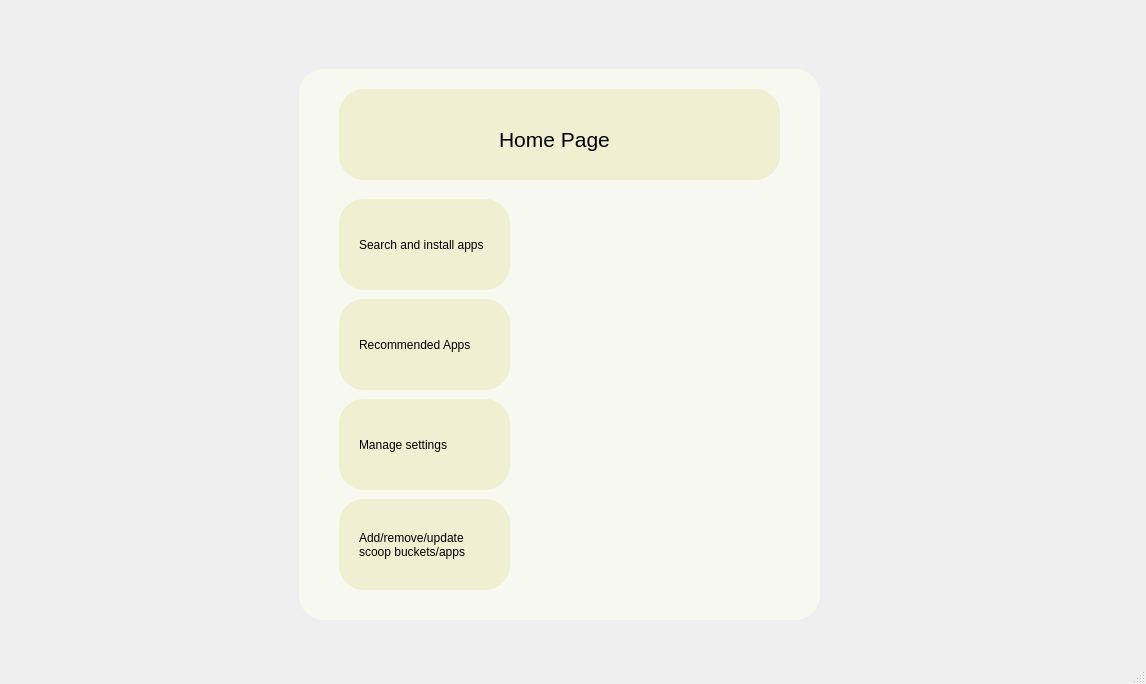
Above: scoopgui.ui from Fluorite-Apps/Fluorite-Store before the change. Below: the same form after it.
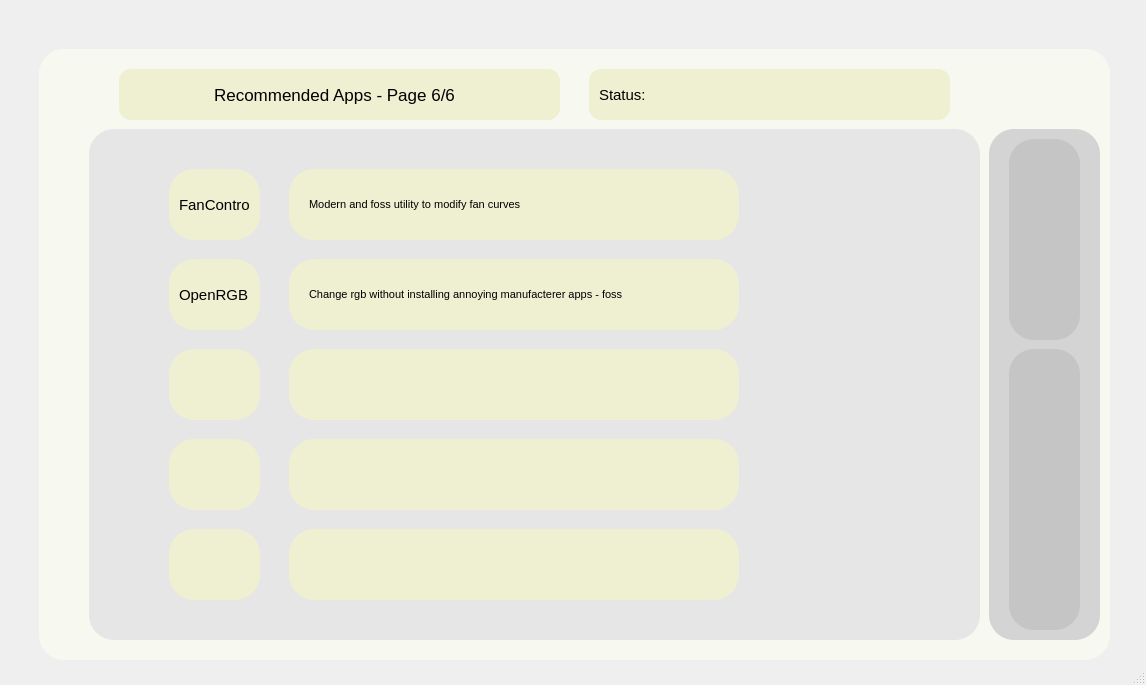
That is the form after the change. The open tabs and pages were chosen to show the change. Icons and pictures are not drawn.

Commit message: starred apps page 6, misc changes

What changed in the file:
```diff
--- a/scoopgui.ui
+++ b/scoopgui.ui
@@ -7,7 +7,7 @@
     <x>0</x>
     <y>0</y>
     <width>1146</width>
-    <height>684</height>
+    <height>685</height>
    </rect>
   </property>
   <property name="windowTitle">
@@ -7550,6 +7550,1156 @@
      <zorder>back_button_frame_3</zorder>
      <zorder>label_340</zorder>
      <zorder>recc_next_page_frame_6</zorder>
+     <zorder>label_22</zorder>
+    </widget>
+    <widget class="QWidget" name="recommended_apps_page_6">
+     <widget class="QFrame" name="status_indicator_frame_6">
+      <property name="geometry">
+       <rect>
+        <x>640</x>
+        <y>70</y>
+        <width>281</width>
+        <height>51</height>
+       </rect>
+      </property>
+      <property name="cursor">
+       <cursorShape>PointingHandCursor</cursorShape>
+      </property>
+      <property name="styleSheet">
+       <string notr="true"/>
+      </property>
+      <property name="frameShape">
+       <enum>QFrame::NoFrame</enum>
+      </property>
+      <property name="frameShadow">
+       <enum>QFrame::Raised</enum>
+      </property>
+      <property name="lineWidth">
+       <number>0</number>
+      </property>
+      <layout class="QHBoxLayout" name="status_indicator_layout_6">
+       <property name="spacing">
+        <number>0</number>
+       </property>
+       <property name="leftMargin">
+        <number>0</number>
+       </property>
+       <property name="topMargin">
+        <number>0</number>
+       </property>
+       <property name="rightMargin">
+        <number>0</number>
+       </property>
+       <property name="bottomMargin">
+        <number>0</number>
+       </property>
+      </layout>
+     </widget>
+     <widget class="QLabel" name="label_194">
+      <property name="geometry">
+       <rect>
+        <x>160</x>
+        <y>260</y>
+        <width>91</width>
+        <height>71</height>
+       </rect>
+      </property>
+      <property name="styleSheet">
+       <string notr="true">QLabel {
+            color: yellow;
+			background-color: rgb(239, 239, 210);
+			padding: 12px;
+			border-radius: 25px;
+			border-bottom: 30px shadow;
+        }</string>
+      </property>
+      <property name="text">
+       <string/>
+      </property>
+     </widget>
+     <widget class="QLabel" name="label_195">
+      <property name="geometry">
+       <rect>
+        <x>300</x>
+        <y>190</y>
+        <width>411</width>
+        <height>31</height>
+       </rect>
+      </property>
+      <property name="font">
+       <font>
+        <pointsize>8</pointsize>
+       </font>
+      </property>
+      <property name="styleSheet">
+       <string notr="true"/>
+      </property>
+      <property name="text">
+       <string>Modern and foss utility to modify fan curves</string>
+      </property>
+      <property name="wordWrap">
+       <bool>true</bool>
+      </property>
+     </widget>
+     <widget class="QLabel" name="label_196">
+      <property name="geometry">
+       <rect>
+        <x>170</x>
+        <y>190</y>
+        <width>71</width>
+        <height>31</height>
+       </rect>
+      </property>
+      <property name="font">
+       <font>
+        <pointsize>11</pointsize>
+       </font>
+      </property>
+      <property name="styleSheet">
+       <string notr="true"/>
+      </property>
+      <property name="text">
+       <string>FanControl</string>
+      </property>
+     </widget>
+     <widget class="QLabel" name="label_197">
+      <property name="geometry">
+       <rect>
+        <x>280</x>
+        <y>440</y>
+        <width>450</width>
+        <height>71</height>
+       </rect>
+      </property>
+      <property name="styleSheet">
+       <string notr="true">QLabel {
+            color: yellow;
+			
+	background-color: rgb(239, 239, 210);
+			padding: 12px;
+			border-radius: 25px;
+			border-bottom: 30px shadow;
+        }
+</string>
+      </property>
+      <property name="text">
+       <string/>
+      </property>
+     </widget>
+     <widget class="QLabel" name="label_198">
+      <property name="geometry">
+       <rect>
+        <x>280</x>
+        <y>170</y>
+        <width>450</width>
+        <height>71</height>
+       </rect>
+      </property>
+      <property name="styleSheet">
+       <string notr="true">QLabel {
+            color: yellow;
+			
+	background-color: rgb(239, 239, 210);
+			padding: 12px;
+			border-radius: 25px;
+			border-bottom: 30px shadow;
+        }
+</string>
+      </property>
+      <property name="text">
+       <string/>
+      </property>
+     </widget>
+     <widget class="QFrame" name="recc_app_install_frame_26">
+      <property name="geometry">
+       <rect>
+        <x>770</x>
+        <y>170</y>
+        <width>131</width>
+        <height>71</height>
+       </rect>
+      </property>
+      <property name="cursor">
+       <cursorShape>PointingHandCursor</cursorShape>
+      </property>
+      <property name="styleSheet">
+       <string notr="true">QPushButton{
+	background-color: rgb(194, 234, 189);
+	padding: 12px;
+	border-radius: 25px;
+}
+QPushButton:pressed:hover{
+	background-color: rgb(238, 255, 231);
+	padding: 12px;
+	border-radius: 35px;
+}
+
+QPushButton:hover {
+	background-color: rgb(166, 197, 163);
+	padding: 12px;
+	border-radius: 25px;
+}</string>
+      </property>
+      <property name="frameShape">
+       <enum>QFrame::NoFrame</enum>
+      </property>
+      <property name="frameShadow">
+       <enum>QFrame::Raised</enum>
+      </property>
+      <property name="lineWidth">
+       <number>0</number>
+      </property>
+      <layout class="QHBoxLayout" name="recc_app_install_layout_1_26">
+       <property name="spacing">
+        <number>0</number>
+       </property>
+       <property name="leftMargin">
+        <number>0</number>
+       </property>
+       <property name="topMargin">
+        <number>0</number>
+       </property>
+       <property name="rightMargin">
+        <number>0</number>
+       </property>
+       <property name="bottomMargin">
+        <number>0</number>
+       </property>
+      </layout>
+     </widget>
+     <widget class="QLabel" name="title_11">
+      <property name="geometry">
+       <rect>
+        <x>160</x>
+        <y>75</y>
+        <width>331</width>
+        <height>41</height>
+       </rect>
+      </property>
+      <property name="font">
+       <font>
+        <pointsize>13</pointsize>
+       </font>
+      </property>
+      <property name="styleSheet">
+       <string notr="true"/>
+      </property>
+      <property name="text">
+       <string>Recommended Apps - Page 6/6</string>
+      </property>
+      <property name="alignment">
+       <set>Qt::AlignCenter</set>
+      </property>
+     </widget>
+     <widget class="QLabel" name="label_199">
+      <property name="geometry">
+       <rect>
+        <x>160</x>
+        <y>440</y>
+        <width>91</width>
+        <height>71</height>
+       </rect>
+      </property>
+      <property name="styleSheet">
+       <string notr="true">QLabel {
+            color: yellow;
+			background-color: rgb(239, 239, 210);
+			padding: 12px;
+			border-radius: 25px;
+			border-bottom: 30px shadow;
+        }</string>
+      </property>
+      <property name="text">
+       <string/>
+      </property>
+     </widget>
+     <widget class="QFrame" name="back_button_frame_9">
+      <property name="geometry">
+       <rect>
+        <x>1010</x>
+        <y>150</y>
+        <width>51</width>
+        <height>181</height>
+       </rect>
+      </property>
+      <property name="cursor">
+       <cursorShape>PointingHandCursor</cursorShape>
+      </property>
+      <property name="styleSheet">
+       <string notr="true">QPushButton{
+	
+	font: 16pt &quot;Montserrat&quot;;
+	background-color: rgb(197, 238, 203);
+	padding: 12px;
+	border-radius: 15px;
+}
+QPushButton:pressed:hover{
+	background-color: rgb(238, 255, 231);
+	padding: 12px;
+	border-radius: 25px;
+}
+
+QPushButton:hover {
+	background-color: rgb(166, 197, 163);
+	padding: 12px;
+	border-radius: 25px;
+}</string>
+      </property>
+      <property name="frameShape">
+       <enum>QFrame::NoFrame</enum>
+      </property>
+      <property name="frameShadow">
+       <enum>QFrame::Raised</enum>
+      </property>
+      <property name="lineWidth">
+       <number>0</number>
+      </property>
+      <layout class="QHBoxLayout" name="return_home_layout_6">
+       <property name="spacing">
+        <number>0</number>
+       </property>
+       <property name="leftMargin">
+        <number>0</number>
+       </property>
+       <property name="topMargin">
+        <number>0</number>
+       </property>
+       <property name="rightMargin">
+        <number>0</number>
+       </property>
+       <property name="bottomMargin">
+        <number>0</number>
+       </property>
+      </layout>
+     </widget>
+     <widget class="QLabel" name="label_200">
+      <property name="geometry">
+       <rect>
+        <x>30</x>
+        <y>50</y>
+        <width>1071</width>
+        <height>611</height>
+       </rect>
+      </property>
+      <property name="styleSheet">
+       <string notr="true">QLabel {
+            color: yellow;
+			
+	background-color: rgb(247, 248, 240);
+			padding: 12px;
+			border-radius: 25px;
+			border-bottom: 30px shadow;
+        }</string>
+      </property>
+      <property name="text">
+       <string/>
+      </property>
+     </widget>
+     <widget class="QLabel" name="label_201">
+      <property name="geometry">
+       <rect>
+        <x>280</x>
+        <y>350</y>
+        <width>450</width>
+        <height>71</height>
+       </rect>
+      </property>
+      <property name="styleSheet">
+       <string notr="true">QLabel {
+            color: yellow;
+			
+	background-color: rgb(239, 239, 210);
+			padding: 12px;
+			border-radius: 25px;
+			border-bottom: 30px shadow;
+        }
+</string>
+      </property>
+      <property name="text">
+       <string/>
+      </property>
+     </widget>
+     <widget class="QLabel" name="label_202">
+      <property name="geometry">
+       <rect>
+        <x>290</x>
+        <y>550</y>
+        <width>411</width>
+        <height>31</height>
+       </rect>
+      </property>
+      <property name="font">
+       <font>
+        <pointsize>8</pointsize>
+       </font>
+      </property>
+      <property name="styleSheet">
+       <string notr="true"/>
+      </property>
+      <property name="text">
+       <string/>
+      </property>
+      <property name="wordWrap">
+       <bool>true</bool>
+      </property>
+     </widget>
+     <widget class="QFrame" name="recc_next_page_frame_7">
+      <property name="geometry">
+       <rect>
+        <x>1010</x>
+        <y>360</y>
+        <width>51</width>
+        <height>261</height>
+       </rect>
+      </property>
+      <property name="cursor">
+       <cursorShape>PointingHandCursor</cursorShape>
+      </property>
+      <property name="styleSheet">
+       <string notr="true">QPushButton{
+	
+	font: 16pt &quot;Montserrat&quot;;
+	background-color: rgb(197, 238, 203);
+	padding: 12px;
+	border-radius: 15px;
+}
+QPushButton:pressed:hover{
+	background-color: rgb(238, 255, 231);
+	padding: 12px;
+	border-radius: 25px;
+}
+
+QPushButton:hover {
+	background-color: rgb(166, 197, 163);
+	padding: 12px;
+	border-radius: 25px;
+}</string>
+      </property>
+      <property name="frameShape">
+       <enum>QFrame::NoFrame</enum>
+      </property>
+      <property name="frameShadow">
+       <enum>QFrame::Raised</enum>
+      </property>
+      <property name="lineWidth">
+       <number>0</number>
+      </property>
+      <layout class="QHBoxLayout" name="recc_next_page_layout_6">
+       <property name="spacing">
+        <number>0</number>
+       </property>
+       <property name="leftMargin">
+        <number>0</number>
+       </property>
+       <property name="topMargin">
+        <number>0</number>
+       </property>
+       <property name="rightMargin">
+        <number>0</number>
+       </property>
+       <property name="bottomMargin">
+        <number>0</number>
+       </property>
+      </layout>
+     </widget>
+     <widget class="QLabel" name="label_203">
+      <property name="geometry">
+       <rect>
+        <x>160</x>
+        <y>170</y>
+        <width>91</width>
+        <height>71</height>
+       </rect>
+      </property>
+      <property name="styleSheet">
+       <string notr="true">QLabel {
+            color: yellow;
+			background-color: rgb(239, 239, 210);
+			padding: 12px;
+			border-radius: 25px;
+			border-bottom: 30px shadow;
+        }</string>
+      </property>
+      <property name="text">
+       <string/>
+      </property>
+     </widget>
+     <widget class="QLabel" name="label_204">
+      <property name="geometry">
+       <rect>
+        <x>300</x>
+        <y>370</y>
+        <width>411</width>
+        <height>31</height>
+       </rect>
+      </property>
+      <property name="font">
+       <font>
+        <pointsize>8</pointsize>
+       </font>
+      </property>
+      <property name="styleSheet">
+       <string notr="true"/>
+      </property>
+      <property name="text">
+       <string/>
+      </property>
+      <property name="wordWrap">
+       <bool>true</bool>
+      </property>
+     </widget>
+     <widget class="QLabel" name="label_205">
+      <property name="geometry">
+       <rect>
+        <x>160</x>
+        <y>530</y>
+        <width>91</width>
+        <height>71</height>
+       </rect>
+      </property>
+      <property name="styleSheet">
+       <string notr="true">QLabel {
+            color: yellow;
+			background-color: rgb(239, 239, 210);
+			padding: 12px;
+			border-radius: 25px;
+			border-bottom: 30px shadow;
+        }</string>
+      </property>
+      <property name="text">
+       <string/>
+      </property>
+     </widget>
+     <widget class="QLabel" name="label_206">
+      <property name="geometry">
+       <rect>
+        <x>160</x>
+        <y>350</y>
+        <width>91</width>
+        <height>71</height>
+       </rect>
+      </property>
+      <property name="styleSheet">
+       <string notr="true">QLabel {
+            color: yellow;
+			background-color: rgb(239, 239, 210);
+			padding: 12px;
+			border-radius: 25px;
+			border-bottom: 30px shadow;
+        }</string>
+      </property>
+      <property name="text">
+       <string/>
+      </property>
+     </widget>
+     <widget class="QLabel" name="label_207">
+      <property name="geometry">
+       <rect>
+        <x>290</x>
+        <y>460</y>
+        <width>411</width>
+        <height>31</height>
+       </rect>
+      </property>
+      <property name="font">
+       <font>
+        <pointsize>8</pointsize>
+       </font>
+      </property>
+      <property name="styleSheet">
+       <string notr="true"/>
+      </property>
+      <property name="text">
+       <string/>
+      </property>
+      <property name="wordWrap">
+       <bool>true</bool>
+      </property>
+     </widget>
+     <widget class="QFrame" name="recc_app_install_frame_27">
+      <property name="geometry">
+       <rect>
+        <x>770</x>
+        <y>260</y>
+        <width>131</width>
+        <height>71</height>
+       </rect>
+      </property>
+      <property name="cursor">
+       <cursorShape>PointingHandCursor</cursorShape>
+      </property>
+      <property name="styleSheet">
+       <string notr="true">QPushButton{
+	background-color: rgb(194, 234, 189);
+	padding: 12px;
+	border-radius: 25px;
+}
+QPushButton:pressed:hover{
+	background-color: rgb(238, 255, 231);
+	padding: 12px;
+	border-radius: 35px;
+}
+
+QPushButton:hover {
+	background-color: rgb(166, 197, 163);
+	padding: 12px;
+	border-radius: 25px;
+}</string>
+      </property>
+      <property name="frameShape">
+       <enum>QFrame::NoFrame</enum>
+      </property>
+      <property name="frameShadow">
+       <enum>QFrame::Raised</enum>
+      </property>
+      <property name="lineWidth">
+       <number>0</number>
+      </property>
+      <layout class="QHBoxLayout" name="recc_app_install_layout_1_27">
+       <property name="spacing">
+        <number>0</number>
+       </property>
+       <property name="leftMargin">
+        <number>0</number>
+       </property>
+       <property name="topMargin">
+        <number>0</number>
+       </property>
+       <property name="rightMargin">
+        <number>0</number>
+       </property>
+       <property name="bottomMargin">
+        <number>0</number>
+       </property>
+      </layout>
+     </widget>
+     <widget class="QFrame" name="recc_app_install_frame_28">
+      <property name="geometry">
+       <rect>
+        <x>770</x>
+        <y>530</y>
+        <width>131</width>
+        <height>71</height>
+       </rect>
+      </property>
+      <property name="cursor">
+       <cursorShape>PointingHandCursor</cursorShape>
+      </property>
+      <property name="styleSheet">
+       <string notr="true">QPushButton{
+	background-color: rgb(194, 234, 189);
+	padding: 12px;
+	border-radius: 25px;
+}
+QPushButton:pressed:hover{
+	background-color: rgb(238, 255, 231);
+	padding: 12px;
+	border-radius: 35px;
+}
+
+QPushButton:hover {
+	background-color: rgb(166, 197, 163);
+	padding: 12px;
+	border-radius: 25px;
+}</string>
+      </property>
+      <property name="frameShape">
+       <enum>QFrame::NoFrame</enum>
+      </property>
+      <property name="frameShadow">
+       <enum>QFrame::Raised</enum>
+      </property>
+      <property name="lineWidth">
+       <number>0</number>
+      </property>
+      <layout class="QHBoxLayout" name="recc_app_install_layout_25">
+       <property name="spacing">
+        <number>0</number>
+       </property>
+       <property name="leftMargin">
+        <number>0</number>
+       </property>
+       <property name="topMargin">
+        <number>0</number>
+       </property>
+       <property name="rightMargin">
+        <number>0</number>
+       </property>
+       <property name="bottomMargin">
+        <number>0</number>
+       </property>
+      </layout>
+     </widget>
+     <widget class="QLabel" name="label_341">
+      <property name="geometry">
+       <rect>
+        <x>980</x>
+        <y>130</y>
+        <width>111</width>
+        <height>511</height>
+       </rect>
+      </property>
+      <property name="styleSheet">
+       <string notr="true">QLabel {
+        	
+			
+	background-color: rgb(212, 212, 212);
+			padding: 12px;
+			border-radius: 25px;
+			border-bottom: 30px shadow;
+        }</string>
+      </property>
+      <property name="text">
+       <string/>
+      </property>
+     </widget>
+     <widget class="QLabel" name="label_208">
+      <property name="geometry">
+       <rect>
+        <x>80</x>
+        <y>130</y>
+        <width>891</width>
+        <height>511</height>
+       </rect>
+      </property>
+      <property name="styleSheet">
+       <string notr="true">QLabel {
+        	background-color: rgb(230, 230, 230);
+			padding: 12px;
+			border-radius: 25px;
+			border-bottom: 30px shadow;
+        }</string>
+      </property>
+      <property name="text">
+       <string/>
+      </property>
+     </widget>
+     <widget class="QLabel" name="label_209">
+      <property name="geometry">
+       <rect>
+        <x>170</x>
+        <y>450</y>
+        <width>71</width>
+        <height>51</height>
+       </rect>
+      </property>
+      <property name="font">
+       <font>
+        <pointsize>11</pointsize>
+       </font>
+      </property>
+      <property name="styleSheet">
+       <string notr="true"/>
+      </property>
+      <property name="text">
+       <string/>
+      </property>
+      <property name="wordWrap">
+       <bool>true</bool>
+      </property>
+     </widget>
+     <widget class="QLabel" name="label_342">
+      <property name="geometry">
+       <rect>
+        <x>1000</x>
+        <y>350</y>
+        <width>71</width>
+        <height>281</height>
+       </rect>
+      </property>
+      <property name="styleSheet">
+       <string notr="true">QLabel {
+        	
+	background-color: rgb(197, 197, 197);
+			padding: 12px;
+			border-radius: 25px;
+			border-bottom: 30px shadow;
+        }</string>
+      </property>
+      <property name="text">
+       <string/>
+      </property>
+     </widget>
+     <widget class="QLabel" name="label_210">
+      <property name="geometry">
+       <rect>
+        <x>590</x>
+        <y>80</y>
+        <width>51</width>
+        <height>31</height>
+       </rect>
+      </property>
+      <property name="font">
+       <font>
+        <pointsize>11</pointsize>
+       </font>
+      </property>
+      <property name="styleSheet">
+       <string notr="true"/>
+      </property>
+      <property name="text">
+       <string>Status:</string>
+      </property>
+     </widget>
+     <widget class="QLabel" name="label_211">
+      <property name="geometry">
+       <rect>
+        <x>280</x>
+        <y>530</y>
+        <width>450</width>
+        <height>71</height>
+       </rect>
+      </property>
+      <property name="styleSheet">
+       <string notr="true">QLabel {
+            color: yellow;
+			
+	background-color: rgb(239, 239, 210);
+			padding: 12px;
+			border-radius: 25px;
+			border-bottom: 30px shadow;
+        }
+</string>
+      </property>
+      <property name="text">
+       <string/>
+      </property>
+     </widget>
+     <widget class="QLabel" name="label_212">
+      <property name="geometry">
+       <rect>
+        <x>170</x>
+        <y>540</y>
+        <width>71</width>
+        <height>51</height>
+       </rect>
+      </property>
+      <property name="font">
+       <font>
+        <pointsize>11</pointsize>
+       </font>
+      </property>
+      <property name="styleSheet">
+       <string notr="true"/>
+      </property>
+      <property name="text">
+       <string/>
+      </property>
+      <property name="wordWrap">
+       <bool>true</bool>
+      </property>
+     </widget>
+     <widget class="QLabel" name="label_213">
+      <property name="geometry">
+       <rect>
+        <x>280</x>
+        <y>260</y>
+        <width>450</width>
+        <height>71</height>
+       </rect>
+      </property>
+      <property name="styleSheet">
+       <string notr="true">QLabel {
+            color: yellow;
+			
+	background-color: rgb(239, 239, 210);
+			padding: 12px;
+			border-radius: 25px;
+			border-bottom: 30px shadow;
+        }
+</string>
+      </property>
+      <property name="text">
+       <string/>
+      </property>
+     </widget>
+     <widget class="QLabel" name="label_214">
+      <property name="geometry">
+       <rect>
+        <x>170</x>
+        <y>370</y>
+        <width>71</width>
+        <height>31</height>
+       </rect>
+      </property>
+      <property name="font">
+       <font>
+        <pointsize>11</pointsize>
+       </font>
+      </property>
+      <property name="styleSheet">
+       <string notr="true"/>
+      </property>
+      <property name="text">
+       <string/>
+      </property>
+     </widget>
+     <widget class="QFrame" name="recc_app_install_frame_29">
+      <property name="geometry">
+       <rect>
+        <x>770</x>
+        <y>440</y>
+        <width>131</width>
+        <height>71</height>
+       </rect>
+      </property>
+      <property name="cursor">
+       <cursorShape>PointingHandCursor</cursorShape>
+      </property>
+      <property name="styleSheet">
+       <string notr="true">QPushButton{
+	background-color: rgb(194, 234, 189);
+	padding: 12px;
+	border-radius: 25px;
+}
+QPushButton:pressed:hover{
+	background-color: rgb(238, 255, 231);
+	padding: 12px;
+	border-radius: 35px;
+}
+
+QPushButton:hover {
+	background-color: rgb(166, 197, 163);
+	padding: 12px;
+	border-radius: 25px;
+}</string>
+      </property>
+      <property name="frameShape">
+       <enum>QFrame::NoFrame</enum>
+      </property>
+      <property name="frameShadow">
+       <enum>QFrame::Raised</enum>
+      </property>
+      <property name="lineWidth">
+       <number>0</number>
+      </property>
+      <layout class="QHBoxLayout" name="recc_app_install_layout_26">
+       <property name="spacing">
+        <number>0</number>
+       </property>
+       <property name="leftMargin">
+        <number>0</number>
+       </property>
+       <property name="topMargin">
+        <number>0</number>
+       </property>
+       <property name="rightMargin">
+        <number>0</number>
+       </property>
+       <property name="bottomMargin">
+        <number>0</number>
+       </property>
+      </layout>
+     </widget>
+     <widget class="QLabel" name="label_215">
+      <property name="geometry">
+       <rect>
+        <x>110</x>
+        <y>70</y>
+        <width>441</width>
+        <height>51</height>
+       </rect>
+      </property>
+      <property name="styleSheet">
+       <string notr="true">QLabel {
+            color: yellow;
+			
+	      background-color: rgb(239, 239, 210);
+			padding: 12px;
+			border-radius: 12px;
+			border-bottom: 30px shadow;
+        }
+</string>
+      </property>
+      <property name="text">
+       <string/>
+      </property>
+     </widget>
+     <widget class="QLabel" name="label_216">
+      <property name="geometry">
+       <rect>
+        <x>580</x>
+        <y>70</y>
+        <width>361</width>
+        <height>51</height>
+       </rect>
+      </property>
+      <property name="styleSheet">
+       <string notr="true">QLabel {
+            color: yellow;
+			
+	      background-color: rgb(239, 239, 210);
+			padding: 12px;
+			border-radius: 12px;
+			border-bottom: 30px shadow;
+        }
+</string>
+      </property>
+      <property name="text">
+       <string/>
+      </property>
+     </widget>
+     <widget class="QLabel" name="label_217">
+      <property name="geometry">
+       <rect>
+        <x>300</x>
+        <y>280</y>
+        <width>411</width>
+        <height>31</height>
+       </rect>
+      </property>
+      <property name="font">
+       <font>
+        <pointsize>8</pointsize>
+       </font>
+      </property>
+      <property name="styleSheet">
+       <string notr="true"/>
+      </property>
+      <property name="text">
+       <string>Change rgb without installing annoying manufacterer apps - foss</string>
+      </property>
+      <property name="wordWrap">
+       <bool>true</bool>
+      </property>
+     </widget>
+     <widget class="QLabel" name="label_218">
+      <property name="geometry">
+       <rect>
+        <x>170</x>
+        <y>280</y>
+        <width>71</width>
+        <height>31</height>
+       </rect>
+      </property>
+      <property name="font">
+       <font>
+        <pointsize>11</pointsize>
+       </font>
+      </property>
+      <property name="styleSheet">
+       <string notr="true"/>
+      </property>
+      <property name="text">
+       <string>OpenRGB</string>
+      </property>
+     </widget>
+     <widget class="QFrame" name="recc_app_install_frame_30">
+      <property name="geometry">
+       <rect>
+        <x>770</x>
+        <y>350</y>
+        <width>131</width>
+        <height>71</height>
+       </rect>
+      </property>
+      <property name="cursor">
+       <cursorShape>PointingHandCursor</cursorShape>
+      </property>
+      <property name="styleSheet">
+       <string notr="true">QPushButton{
+	background-color: rgb(194, 234, 189);
+	padding: 12px;
+	border-radius: 25px;
+}
+QPushButton:pressed:hover{
+	background-color: rgb(238, 255, 231);
+	padding: 12px;
+	border-radius: 35px;
+}
+
+QPushButton:hover {
+	background-color: rgb(166, 197, 163);
+	padding: 12px;
+	border-radius: 25px;
+}</string>
+      </property>
+      <property name="frameShape">
+       <enum>QFrame::NoFrame</enum>
+      </property>
+      <property name="frameShadow">
+       <enum>QFrame::Raised</enum>
+      </property>
+      <property name="lineWidth">
+       <number>0</number>
+      </property>
+      <layout class="QHBoxLayout" name="recc_app_install_layout_27">
+       <property name="spacing">
+        <number>0</number>
+       </property>
+       <property name="leftMargin">
+        <number>0</number>
+       </property>
+       <property name="topMargin">
+        <number>0</number>
+       </property>
+       <property name="rightMargin">
+        <number>0</number>
+       </property>
+       <property name="bottomMargin">
+        <number>0</number>
+       </property>
+      </layout>
+     </widget>
+     <widget class="QLabel" name="label_343">
+      <property name="geometry">
+       <rect>
+        <x>1000</x>
+        <y>140</y>
+        <width>71</width>
+        <height>201</height>
+       </rect>
+      </property>
+      <property name="styleSheet">
+       <string notr="true">QLabel {
+        	
+	background-color: rgb(197, 197, 197);
+			padding: 12px;
+			border-radius: 25px;
+			border-bottom: 30px shadow;
+        }</string>
+      </property>
+      <property name="text">
+       <string/>
+      </property>
+     </widget>
+     <zorder>label_200</zorder>
+     <zorder>label_208</zorder>
+     <zorder>status_indicator_frame_6</zorder>
+     <zorder>label_197</zorder>
+     <zorder>label_198</zorder>
+     <zorder>recc_app_install_frame_26</zorder>
+     <zorder>label_199</zorder>
+     <zorder>label_201</zorder>
+     <zorder>label_203</zorder>
+     <zorder>label_204</zorder>
+     <zorder>label_205</zorder>
+     <zorder>label_206</zorder>
+     <zorder>label_207</zorder>
+     <zorder>recc_app_install_frame_27</zorder>
+     <zorder>recc_app_install_frame_28</zorder>
+     <zorder>label_341</zorder>
+     <zorder>label_209</zorder>
+     <zorder>label_342</zorder>
+     <zorder>label_211</zorder>
+     <zorder>label_212</zorder>
+     <zorder>label_213</zorder>
+     <zorder>label_214</zorder>
+     <zorder>recc_app_install_frame_29</zorder>
+     <zorder>label_215</zorder>
+     <zorder>label_216</zorder>
+     <zorder>label_217</zorder>
+     <zorder>recc_app_install_frame_30</zorder>
+     <zorder>label_343</zorder>
+     <zorder>label_194</zorder>
+     <zorder>label_202</zorder>
+     <zorder>label_195</zorder>
+     <zorder>label_196</zorder>
+     <zorder>label_210</zorder>
+     <zorder>label_218</zorder>
+     <zorder>title_11</zorder>
+     <zorder>back_button_frame_9</zorder>
+     <zorder>recc_next_page_frame_7</zorder>
     </widget>
     <widget class="QWidget" name="recommended_apps_page_1">
      <widget class="QLabel" name="label_86">
```
Left out of the diff: 93 changed lines with no effect on the pictures. The commit also changes 2 other files.
